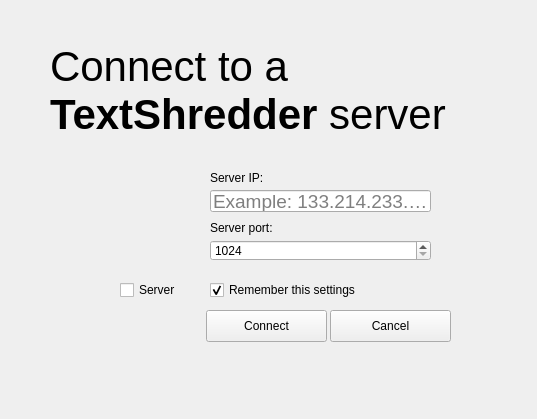
This is textshredder_ui/mainwindow.ui in mitchelkuijpers/TextShredder as Qt 5 draws it before an edit. The edited form follows.
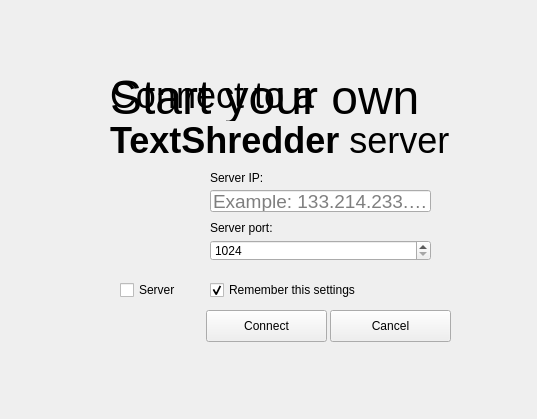
This is the edited form. Icons and pictures are not drawn.

The edit to the form file:
```diff
--- a/textshredder_ui/mainwindow.ui
+++ b/textshredder_ui/mainwindow.ui
@@ -23,10 +23,10 @@
     </property>
     <property name="geometry">
      <rect>
-      <x>50</x>
-      <y>20</y>
+      <x>110</x>
+      <y>70</y>
       <width>451</width>
-      <height>141</height>
+      <height>51</height>
      </rect>
     </property>
     <property name="font">
@@ -39,9 +39,8 @@
      <string>&lt;!DOCTYPE HTML PUBLIC &quot;-//W3C//DTD HTML 4.0//EN&quot; &quot;http://www.w3.org/TR/REC-html40/strict.dtd&quot;&gt;
 &lt;html&gt;&lt;head&gt;&lt;meta name=&quot;qrichtext&quot; content=&quot;1&quot; /&gt;&lt;style type=&quot;text/css&quot;&gt;
 p, li { white-space: pre-wrap; }
-&lt;/style&gt;&lt;/head&gt;&lt;body style=&quot; font-family:'Cantarell'; font-size:42px; font-weight:400; font-style:normal;&quot;&gt;
-&lt;p style=&quot; margin-top:0px; margin-bottom:0px; margin-left:0px; margin-right:0px; -qt-block-indent:0; text-indent:0px;&quot;&gt;&lt;span&gt;Connect to a &lt;/span&gt;&lt;/p&gt;
-&lt;p style=&quot; margin-top:0px; margin-bottom:0px; margin-left:0px; margin-right:0px; -qt-block-indent:0; text-indent:0px;&quot;&gt;&lt;span style=&quot; font-weight:600;&quot;&gt;TextShredder&lt;/span&gt; &lt;span&gt;server&lt;/span&gt;&lt;/p&gt;&lt;/body&gt;&lt;/html&gt;</string>
+&lt;/style&gt;&lt;/head&gt;&lt;body style=&quot; font-family:'Lucida Grande'; font-size:36px; font-weight:400; font-style:normal;&quot;&gt;
+&lt;p style=&quot; margin-top:0px; margin-bottom:0px; margin-left:0px; margin-right:0px; -qt-block-indent:0; text-indent:0px;&quot;&gt;&lt;span style=&quot; font-family:'Cantarell';&quot;&gt;Connect to a&lt;/span&gt;&lt;/p&gt;&lt;/body&gt;&lt;/html&gt;</string>
     </property>
     <property name="textFormat">
      <enum>Qt::AutoText</enum>
@@ -192,7 +191,7 @@
     <property name="geometry">
      <rect>
       <x>0</x>
-      <y>30</y>
+      <y>50</y>
       <width>541</width>
       <height>121</height>
      </rect>
@@ -207,6 +206,83 @@
      <bool>true</bool>
     </property>
    </widget>
+   <widget class="QLabel" name="titleLabelServer">
+    <property name="enabled">
+     <bool>true</bool>
+    </property>
+    <property name="geometry">
+     <rect>
+      <x>110</x>
+      <y>70</y>
+      <width>451</width>
+      <height>51</height>
+     </rect>
+    </property>
+    <property name="font">
+     <font>
+      <pointsize>36</pointsize>
+      <kerning>true</kerning>
+     </font>
+    </property>
+    <property name="text">
+     <string>&lt;!DOCTYPE HTML PUBLIC &quot;-//W3C//DTD HTML 4.0//EN&quot; &quot;http://www.w3.org/TR/REC-html40/strict.dtd&quot;&gt;
+&lt;html&gt;&lt;head&gt;&lt;meta name=&quot;qrichtext&quot; content=&quot;1&quot; /&gt;&lt;style type=&quot;text/css&quot;&gt;
+p, li { white-space: pre-wrap; }
+&lt;/style&gt;&lt;/head&gt;&lt;body style=&quot; font-family:'Lucida Grande'; font-size:36px; font-weight:400; font-style:normal;&quot;&gt;
+&lt;p style=&quot; margin-top:0px; margin-bottom:0px; margin-left:0px; margin-right:0px; -qt-block-indent:0; text-indent:0px;&quot;&gt;&lt;span style=&quot; font-family:'Cantarell'; font-size:36pt;&quot;&gt;Start your own&lt;/span&gt;&lt;/p&gt;&lt;/body&gt;&lt;/html&gt;</string>
+    </property>
+    <property name="textFormat">
+     <enum>Qt::AutoText</enum>
+    </property>
+    <property name="scaledContents">
+     <bool>false</bool>
+    </property>
+   </widget>
+   <widget class="QLabel" name="titleLabelHead">
+    <property name="enabled">
+     <bool>true</bool>
+    </property>
+    <property name="geometry">
+     <rect>
+      <x>110</x>
+      <y>110</y>
+      <width>451</width>
+      <height>61</height>
+     </rect>
+    </property>
+    <property name="font">
+     <font>
+      <pointsize>36</pointsize>
+      <kerning>true</kerning>
+     </font>
+    </property>
+    <property name="text">
+     <string>&lt;!DOCTYPE HTML PUBLIC &quot;-//W3C//DTD HTML 4.0//EN&quot; &quot;http://www.w3.org/TR/REC-html40/strict.dtd&quot;&gt;
+&lt;html&gt;&lt;head&gt;&lt;meta name=&quot;qrichtext&quot; content=&quot;1&quot; /&gt;&lt;style type=&quot;text/css&quot;&gt;
+p, li { white-space: pre-wrap; }
+&lt;/style&gt;&lt;/head&gt;&lt;body style=&quot; font-family:'Lucida Grande'; font-size:36px; font-weight:400; font-style:normal;&quot;&gt;
+&lt;p style=&quot; margin-top:10px; margin-bottom:0px; margin-left:0px; margin-right:0px; -qt-block-indent:0; text-indent:0px;&quot;&gt;&lt;span style=&quot; font-family:'Cantarell'; font-weight:600;&quot;&gt;TextShredder&lt;/span&gt;&lt;span style=&quot; font-family:'Cantarell';&quot;&gt; server&lt;/span&gt;&lt;/p&gt;&lt;/body&gt;&lt;/html&gt;</string>
+    </property>
+    <property name="textFormat">
+     <enum>Qt::AutoText</enum>
+    </property>
+    <property name="scaledContents">
+     <bool>false</bool>
+    </property>
+   </widget>
+   <zorder>titleLabelHead</zorder>
+   <zorder>titleLabelClient</zorder>
+   <zorder>serverPortInput</zorder>
+   <zorder>serverIpInput</zorder>
+   <zorder>serverIpLabel</zorder>
+   <zorder>serverPortLabel</zorder>
+   <zorder>connectButton</zorder>
+   <zorder>cancelButton</zorder>
+   <zorder>rememberSettingsInput</zorder>
+   <zorder>isServerInput</zorder>
+   <zorder>avatarLabel</zorder>
+   <zorder>titleLabelServer</zorder>
+   <zorder>fadeInLabel</zorder>
   </widget>
   <action name="actionDsfdsfsdf">
    <property name="text">
```
Left out of the diff: 4 changed lines with no effect on the pictures.
